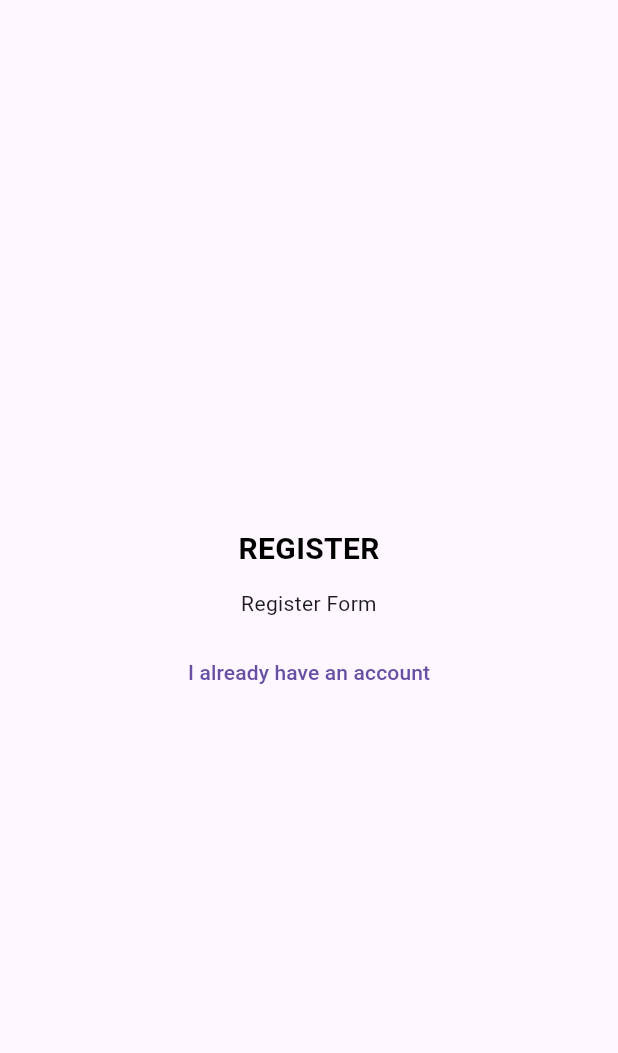
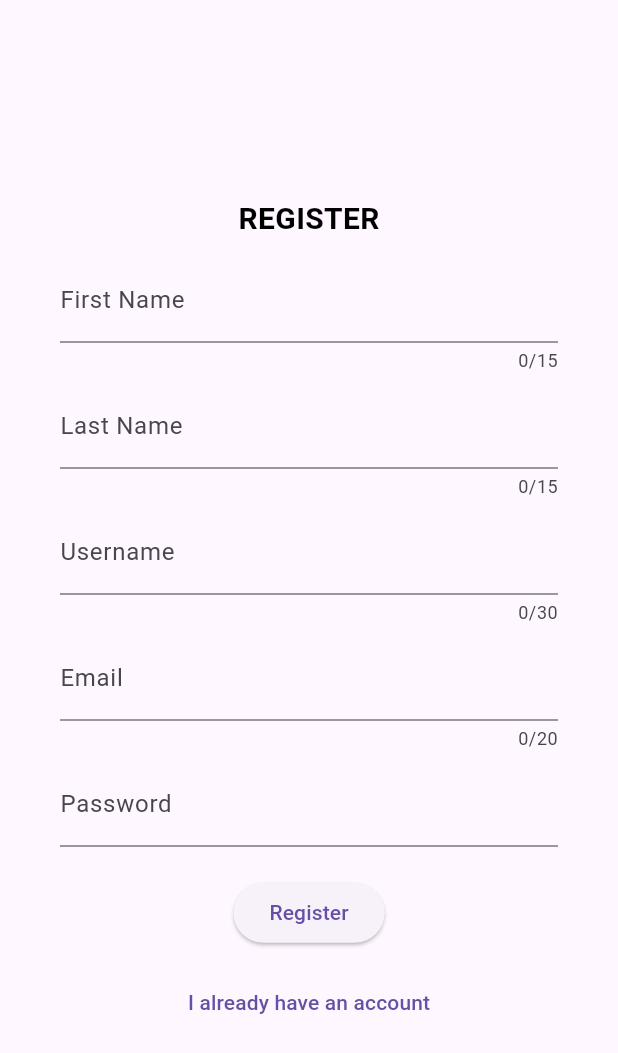
Before and after one commit to Manuel-Leleuly/simple-iam-app, a Flutter app: the screen it shows after launch, after a tap on "Login", after a tap on "Create a new account", on a phone screen of 412 x 824 dp. Shown: the top 1053 px of the screen. Run offline on Flutter 3.47's test engine with Material 3 defaults, Android fonts, the phone set to English and light mode, and no system bars; drawn by our look-alikes of loader_overlay; our stand-ins replace flutter_riverpod.

Commit message:
feat: implement register form

```diff
--- a/lib/api/user_api.dart
+++ b/lib/api/user_api.dart
@@ -18,7 +18,7 @@ class UserApi {
         headers: {
           HttpHeaders.contentTypeHeader: ContentType.json.value,
         },
-        body: reqBody.toJson(),
+        body: json.encode(reqBody.toJson()),
       );
 
       if (response.statusCode == HttpStatus.ok) {
--- a/lib/constants/regex.dart
+++ b/lib/constants/regex.dart
@@ -1 +1,3 @@
 final emailRegex = RegExp(r'^[\w-\.]+@([\w-]+\.)+[\w-]{2,4}$');
+final nameRegex = RegExp(r'^[a-zA-Z]+$');
+final usernameRegex = RegExp(r'^[a-zA-Z0-9]+$');
--- /dev/null
+++ b/lib/helpers/snackbar_helper.dart
@@ -0,0 +1,6 @@
+import 'package:flutter/material.dart';
+
+void showSnackBar({required BuildContext context, required SnackBar snackBar}) {
+  ScaffoldMessenger.of(context).clearSnackBars();
+  ScaffoldMessenger.of(context).showSnackBar(snackBar);
+}
--- a/lib/helpers/uri_helper.dart
+++ b/lib/helpers/uri_helper.dart
@@ -2,11 +2,6 @@ import 'package:simple_iam/constants/env.dart';
 
 Uri getUri({required String path, Map<String, dynamic>? queryParams}) {
   final baseUri = Uri.parse(Env.baseUrl);
-
-  print({
-    'uri host': baseUri.host,
-    'base url': Env.baseUrl,
-  });
 
   return Uri(
     scheme: baseUri.scheme,
--- a/lib/main.dart
+++ b/lib/main.dart
@@ -2,7 +2,7 @@ import 'package:flutter/material.dart';
 import 'package:flutter/services.dart';
 import 'package:flutter_riverpod/flutter_riverpod.dart';
 import 'package:loader_overlay/loader_overlay.dart';
-import 'package:simple_iam/packages/auth/screens/login_screen.dart';
+import 'package:simple_iam/packages/auth/screens/auth_screen.dart';
 
 void main() {
   WidgetsFlutterBinding.ensureInitialized();
--- a/lib/models/user_params_model.dart
+++ b/lib/models/user_params_model.dart
@@ -1,3 +1,5 @@
+import 'package:simple_iam/models/user_model.dart';
+
 class UserListParams {
   final String? firstName;
   final String? lastName;
@@ -47,6 +49,16 @@ class UserCreateReqBody {
     required this.password,
   });
 
+  factory UserCreateReqBody.fromUser(User userData) {
+    return UserCreateReqBody(
+      firstName: userData.firstName,
+      lastName: userData.lastName,
+      username: userData.username,
+      email: userData.email,
+      password: userData.password,
+    );
+  }
+
   Map<String, dynamic> toJson() {
     var result = {
       'first_name': firstName,
--- a/lib/packages/auth/screens/login_screen.dart
+++ b/lib/packages/auth/screens/auth_screen.dart
@@ -1,5 +1,7 @@
 import 'package:flutter/material.dart';
+import 'package:simple_iam/helpers/snackbar_helper.dart';
 import 'package:simple_iam/packages/auth/widgets/login_form.dart';
+import 'package:simple_iam/packages/auth/widgets/register_form.dart';
 
 enum FormType { login, register }
 
@@ -34,15 +36,29 @@ class _LoginScreenState extends State<LoginScreen> {
             ),
             const SizedBox(height: 12),
             if (_selectedForm == FormType.login)
-              const LoginForm()
+              LoginForm(
+                onLoginSuccess: () {
+                  showSnackBar(
+                    context: context,
+                    snackBar: const SnackBar(
+                      content: Text('Login successful'),
+                    ),
+                  );
+                },
+              )
             else
-              // TODO: replace with the actual register form
-              const SizedBox(
-                width: double.infinity,
-                child: Text(
-                  'Register Form',
-                  textAlign: TextAlign.center,
-                ),
+              RegisterForm(
+                onRegisterSuccess: () {
+                  showSnackBar(
+                    context: context,
+                    snackBar: const SnackBar(
+                      content: Text('User successfully created!'),
+                    ),
+                  );
+                  setState(() {
+                    _selectedForm = FormType.login;
+                  });
+                },
               ),
             const SizedBox(height: 12),
             TextButton(
--- a/lib/packages/auth/validator/auth_validator.dart
+++ b/lib/packages/auth/validator/auth_validator.dart
@@ -3,11 +3,64 @@ import 'package:simple_iam/constants/regex.dart';
 class AuthValidator {
   const AuthValidator();
 
+  String? validateFirstName(String? firstName) {
+    if (isEmpty(firstName)) {
+      return 'First Name is required';
+    }
+
+    if (!nameRegex.hasMatch(firstName!)) {
+      return 'First Name only allows alphabets';
+    }
+
+    if (firstName.length < 2) {
+      return 'First Name must have a minimum of 2 characters';
+    }
+
+    if (firstName.length > 15) {
+      return 'First Name must not exceed 15 characters';
+    }
+
+    return null;
+  }
+
+  String? validateLastName(String? lastName) {
+    if (!isEmpty(lastName)) {
+      if (!nameRegex.hasMatch(lastName!)) {
+        return 'Last Name only allows alphabets';
+      }
+
+      if (lastName.length < 2) {
+        return 'Last Name must have a minimum of 2 characters';
+      }
+
+      if (lastName.length > 15) {
+        return 'Last Name must not exceed 15 characters';
+      }
+    }
+
+    return null;
+  }
+
+  String? validateUsername(String? username) {
+    if (isEmpty(username)) {
+      return 'Username is required';
+    }
+
+    if (!usernameRegex.hasMatch(username!)) {
+      return 'Username must be alphanumeric';
+    }
+
+    if (username.length < 5) {
+      return 'Username must have a minimum of 5 characters';
+    }
+
+    return null;
+  }
+
   String? validateEmail(String? email) {
-    final isEmailEmpty = email == null || email.isEmpty;
-    if (isEmailEmpty) return 'email is required';
+    if (isEmpty(email)) return 'email is required';
 
-    if (!emailRegex.hasMatch(email)) {
+    if (!emailRegex.hasMatch(email!)) {
       return 'Please enter a valid email';
     }
 
@@ -15,16 +68,21 @@ class AuthValidator {
   }
 
   String? validatePassword(String? password, {bool isLogin = false}) {
-    final isPasswordEmpty = password == null || password.isEmpty;
-
-    if (isPasswordEmpty) {
+    if (isEmpty(password)) {
       return 'Password is required';
     }
 
     if (isLogin) return null;
 
-    // TODO: create validation for register
+    if (password!.length < 8) {
+      return 'Password must have a minimum of 8 characters';
+    }
 
     return null;
   }
 }
+
+// helper methods
+bool isEmpty(String? value) {
+  return value == null || value.isEmpty;
+}
--- a/lib/packages/auth/widgets/login_form.dart
+++ b/lib/packages/auth/widgets/login_form.dart
@@ -9,7 +9,12 @@ const authValidator = AuthValidator();
 const authApi = AuthApi();
 
 class LoginForm extends ConsumerStatefulWidget {
-  const LoginForm({super.key});
+  final VoidCallback onLoginSuccess;
+
+  const LoginForm({
+    super.key,
+    required this.onLoginSuccess,
+  });
 
   @override
   ConsumerState<LoginForm> createState() => _LoginFormState();
@@ -23,6 +28,7 @@ class _LoginFormState extends ConsumerState<LoginForm> {
   bool _isLoading = false;
 
   void _onLoginSubmit() async {
+    FocusScope.of(context).unfocus();
     final isAllValid = _formKey.currentState!.validate();
     if (!isAllValid) return;
 
@@ -42,13 +48,7 @@ class _LoginFormState extends ConsumerState<LoginForm> {
 
       if (response != null) {
         ref.read(tokenProvider.notifier).setToken(response);
-        if (context.mounted) {
-          ScaffoldMessenger.of(context).showSnackBar(
-            const SnackBar(
-              content: Text('Login successful'),
-            ),
-          );
-        }
+        widget.onLoginSuccess();
       }
     } catch (error) {
       print(error);
--- /dev/null
+++ b/lib/packages/auth/widgets/register_form.dart
@@ -0,0 +1,142 @@
+import 'package:flutter/material.dart';
+import 'package:simple_iam/api/user_api.dart';
+import 'package:simple_iam/models/user_model.dart';
+import 'package:simple_iam/models/user_params_model.dart';
+import 'package:simple_iam/packages/auth/validator/auth_validator.dart';
+
+const authValidator = AuthValidator();
+const userApi = UserApi();
+
+class RegisterForm extends StatefulWidget {
+  final VoidCallback onRegisterSuccess;
+
+  const RegisterForm({
+    super.key,
+    required this.onRegisterSuccess,
+  });
+
+  @override
+  State<RegisterForm> createState() => _RegisterFormState();
+}
+
+class _RegisterFormState extends State<RegisterForm> {
+  final _formKey = GlobalKey<FormState>();
+
+  String _firstName = '';
+  String _lastName = '';
+  String _userName = '';
+  String _email = '';
+  String _password = '';
+
+  bool _isLoading = false;
+
+  void _onRegisterSubmit() async {
+    FocusScope.of(context).unfocus();
+    final isAllValid = _formKey.currentState!.validate();
+    if (!isAllValid) return;
+
+    _formKey.currentState!.save();
+
+    setState(() {
+      _isLoading = true;
+    });
+
+    try {
+      final newUser = User.newUser(
+        firstName: _firstName,
+        lastName: _lastName,
+        username: _userName,
+        email: _email,
+        password: _password,
+      );
+
+      final reqBody = UserCreateReqBody.fromUser(newUser);
+      await userApi.createUser(reqBody);
+
+      widget.onRegisterSuccess();
+    } catch (error) {
+      print(error);
+    } finally {
+      setState(() {
+        _isLoading = false;
+      });
+    }
+  }
+
+  @override
+  Widget build(BuildContext context) {
+    return Form(
+      key: _formKey,
+      child: Column(
+        children: [
+          TextFormField(
+            maxLength: 15,
+            decoration: const InputDecoration(
+              labelText: 'First Name',
+            ),
+            validator: authValidator.validateFirstName,
+            initialValue: _firstName,
+            onSaved: (newValue) => _firstName = newValue!,
+          ),
+          const SizedBox(height: 8),
+          TextFormField(
+            maxLength: 15,
+            decoration: const InputDecoration(
+              labelText: 'Last Name',
+            ),
+            validator: authValidator.validateLastName,
+            initialValue: _lastName,
+            onSaved: (newValue) => _lastName = newValue!,
+          ),
+          const SizedBox(height: 8),
+          TextFormField(
+            maxLength: 30,
+            decoration: const InputDecoration(
+              labelText: 'Username',
+            ),
+            validator: authValidator.validateUsername,
+            initialValue: _userName,
+            onSaved: (newValue) => _userName = newValue!,
+          ),
+          const SizedBox(height: 8),
+          TextFormField(
+            maxLength: 20,
+            decoration: const InputDecoration(
+              labelText: 'Email',
+            ),
+            validator: authValidator.validateEmail,
+            keyboardType: TextInputType.emailAddress,
+            initialValue: _email,
+            onSaved: (newValue) {
+              _email = newValue!;
+            },
+          ),
+          const SizedBox(height: 8),
+          TextFormField(
+            decoration: const InputDecoration(
+              labelText: 'Password',
+            ),
+            obscureText: true,
+            autocorrect: false,
+            enableSuggestions: false,
+            initialValue: _password,
+            validator: authValidator.validatePassword,
+            onSaved: (newValue) => _password = newValue!,
+          ),
+          const SizedBox(height: 20),
+          ElevatedButton(
+            onPressed: _isLoading ? null : _onRegisterSubmit,
+            child: switch (_isLoading) {
+              true => const SizedBox(
+                  height: 16,
+                  width: 16,
+                  child: CircularProgressIndicator(),
+                ),
+              false => const Text('Register'),
+            },
+          )
+        ],
+      ),
+    );
+  }
+}
```
